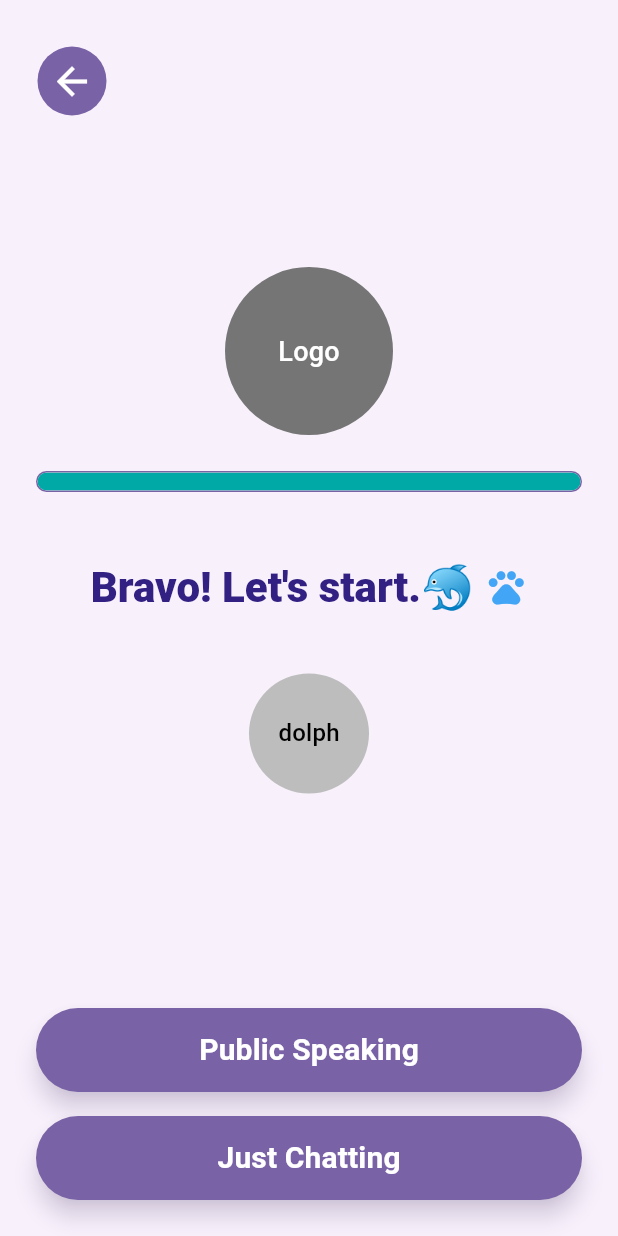
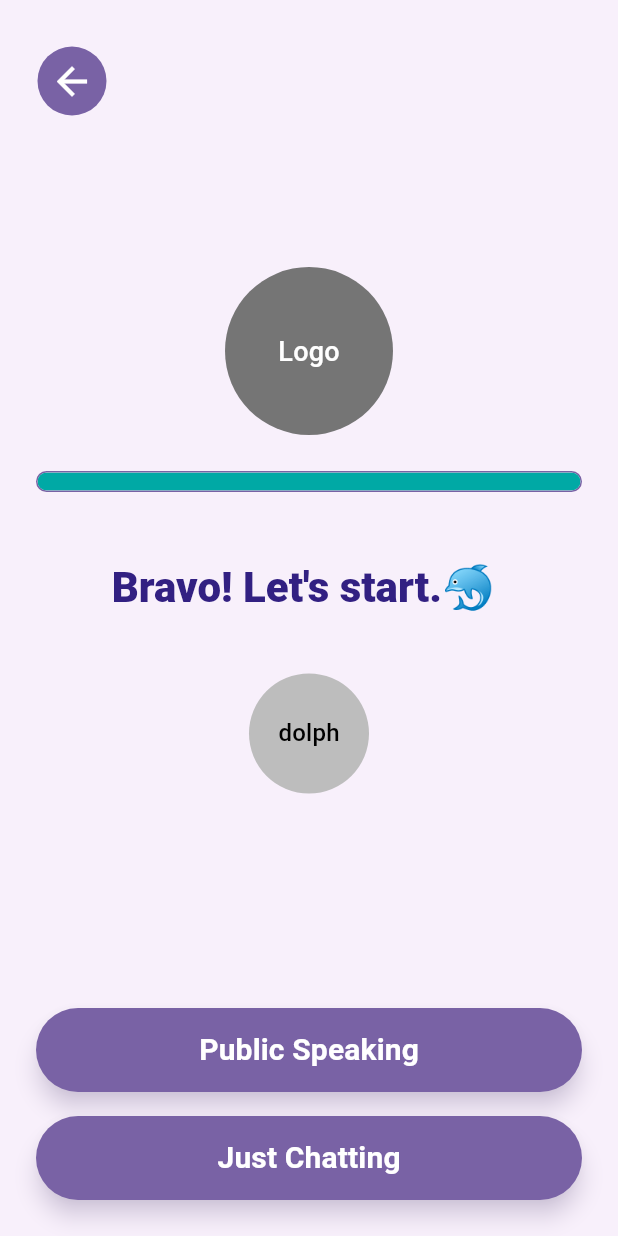
Before and after one commit to kemdav/voquadro, a Flutter app: the RegistrationPage3 screen opened directly, on a phone screen of 412 x 824 dp. Run offline on Flutter 3.47's test engine with Material 3 defaults, Android fonts, the phone set to English and light mode, and no system bars; our stand-ins replace flutter_dotenv, logger, supabase_flutter; accounts and stored records are empty.

Commit message:
Update registration_page_3.dart

```diff
--- a/lib/views/pages/authentication/registration_section/registration_page_3.dart
+++ b/lib/views/pages/authentication/registration_section/registration_page_3.dart
@@ -84,7 +84,6 @@ class RegistrationPage3 extends StatelessWidget {
                     ),
                   ),
                   const SizedBox(width: 8),
-                  Icon(Icons.pets, color: Colors.blue[400], size: 28),
                 ],
               ),
 
```
